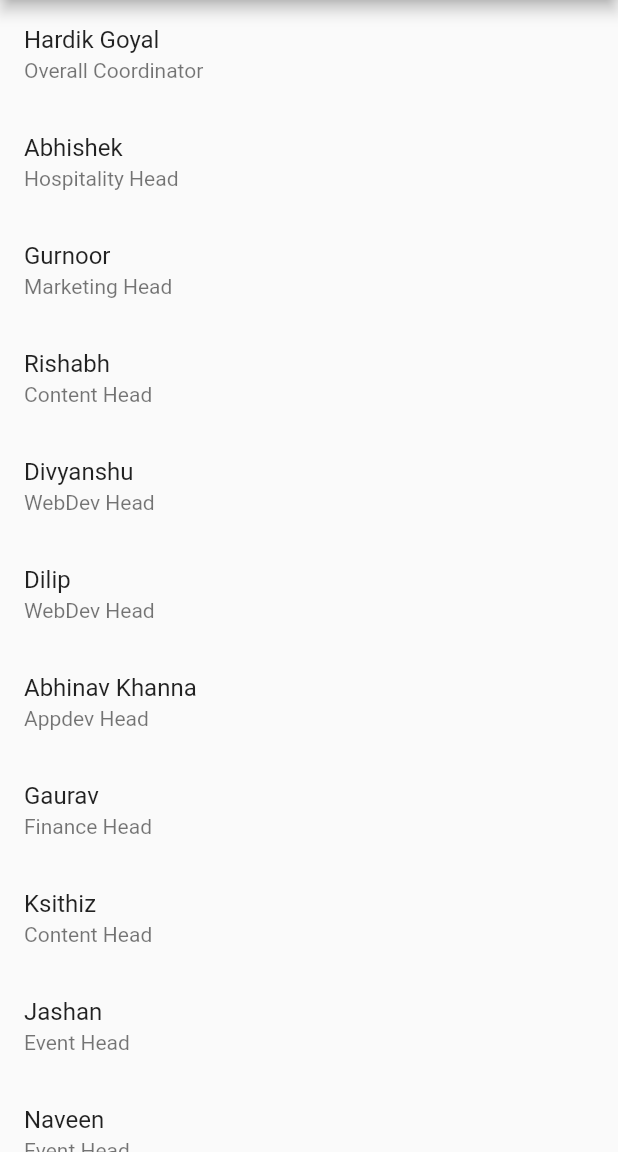
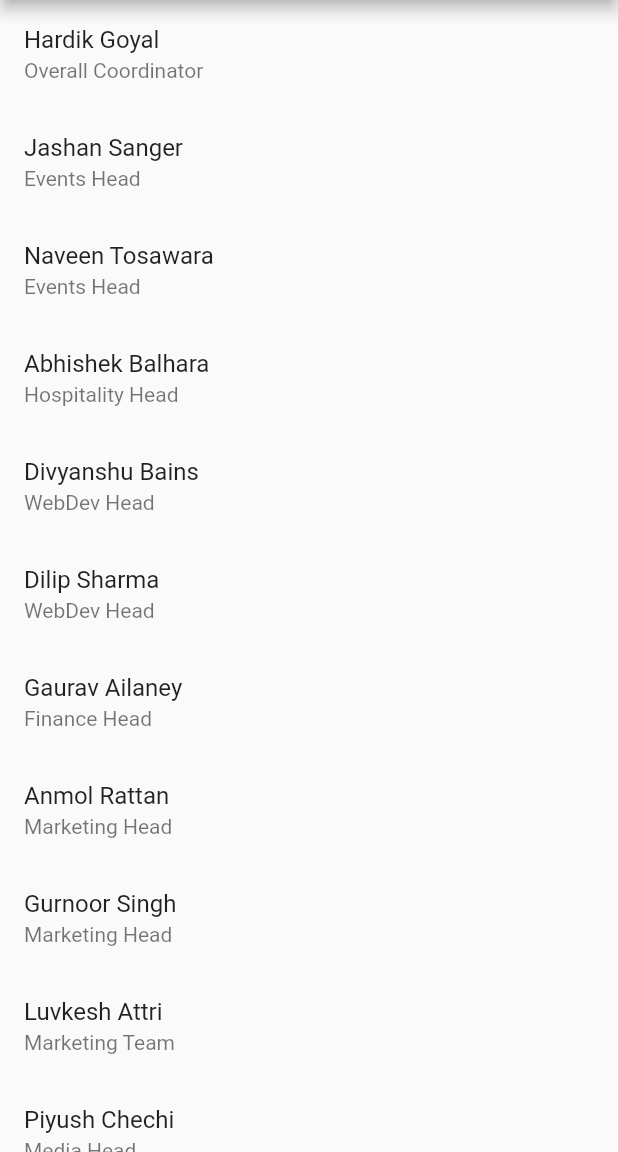
Before and after one commit to abhinav-khanna/zeitgeist-2019, a Flutter app: the CoreTeam screen opened directly, on a phone screen of 412 x 824 dp, the part 84-1236 px from its top. Run offline on Flutter 3.47's test engine with Material 2 defaults, Android fonts, the phone set to English and light mode, and no system bars; our stand-ins replace date_format; network calls fail.

Commit message:
Fix card loading and Add more team members

```diff
--- a/lib/Team.dart
+++ b/lib/Team.dart
@@ -24,69 +24,100 @@ class CoreTeam extends StatelessWidget{
                 ),
 
                 ListTile(
-                  title: Text("Abhishek"),
+                  title: Text("Jashan Sanger"),
+                  subtitle: Text("Events Head"),
+                ),
+
+                ListTile(
+                  title: Text("Naveen Tosawara"),
+                  subtitle: Text("Events Head"),
+                ),
+
+                ListTile(
+                  title: Text("Abhishek Balhara"),
                   subtitle: Text("Hospitality Head"),
                 ),
 
                 ListTile(
-                  title: Text("Gurnoor"),
+                  title: Text("Divyanshu Bains"),
+                  subtitle: Text("WebDev Head"),
+                ),
+
+                ListTile(
+                  title: Text("Dilip Sharma"),
+                  subtitle: Text("WebDev Head"),
+                ),
+
+                ListTile(
+                  title: Text("Gaurav Ailaney"),
+                  subtitle: Text("Finance Head"),
+                ),
+
+                ListTile(
+                  title: Text("Anmol Rattan"),
                   subtitle: Text("Marketing Head"),
                 ),
 
                 ListTile(
-                  title: Text("Rishabh"),
+                  title: Text("Gurnoor Singh"),
+                  subtitle: Text("Marketing Head"),
+                ),
+
+                ListTile(
+                  title: Text("Luvkesh Attri"),
+                  subtitle: Text("Marketing Team"),
+                ),
+
+                ListTile(
+                  title: Text("Piyush Chechi"),
+                  subtitle: Text("Media Head"),
+                ),
+
+                ListTile(
+                  title: Text("Sunil Meena"),
+                  subtitle: Text("Publicity Head"),
+                ),
+
+                ListTile(
+                  title: Text("Rishabh Mudgal"),
                   subtitle: Text("Content Head"),
                 ),
 
                 ListTile(
-                  title: Text("Divyanshu"),
-                  subtitle: Text("WebDev Head"),
-                ),
-
-                ListTile(
-                  title: Text("Dilip"),
-                  subtitle: Text("WebDev Head"),
+                  title: Text("Kshitiz Sharma"),
+                  subtitle: Text("Content Head"),
                 ),
 
                 ListTile(
                   title: Text("Abhinav Khanna"),
-                  subtitle: Text("Appdev Head"),
+                  subtitle: Text("AppDev Head"),
                 ),
 
                 ListTile(
-                  title: Text("Gaurav"),
-                  subtitle: Text("Finance Head"),
-                ),
-
-                ListTile(
-                  title: Text("Ksithiz"),
-                  subtitle: Text("Content Head"),
-                ),
-
-                ListTile(
-                  title: Text("Jashan"),
-                  subtitle: Text("Event Head"),
-                ),
-
-                ListTile(
-                  title: Text("Naveen"),
-                  subtitle: Text("Event Head"),
-                ),
-
-                ListTile(
-                  title: Text("Lukesh"),
+                  title: Text("Yashvardhan Singh Solanki"),
                   subtitle: Text("Marketing Head"),
                 ),
 
                 ListTile(
-                  title: Text("Piyush"),
+                  title: Text("Harshit Malik"),
                   subtitle: Text("Publicity Head"),
                 ),
 
                 ListTile(
-                  title: Text("Sunil"),
-                  subtitle: Text("PR Head"),
+                  title: Text("Ashish Swami"),
+                  subtitle: Text("Security Head"),
                 ),
+
+                ListTile(
+                  title: Text("Mehul Kapadia"),
+                  subtitle: Text("Security Head"),
+                ),
+
+                ListTile(
+                  title: Text("Mayank Raj"),
+                  subtitle: Text("Decoration Head"),
+                ),
+
 
               ],
             );
--- a/lib/main.dart
+++ b/lib/main.dart
@@ -198,8 +198,12 @@ class _HomePageState extends State<HomePage> {
     });
     try {
       var jsonData = json.decode(data.body);
+      jsonData.sort((a,b){
+        return a['start_date_time'].toString().compareTo(b['start_date_time'].toString());
+      });
       return jsonData;
     } catch (err) {
+      print(err);
       return 'retry';
     }
   }
--- a/pubspec.yaml
+++ b/pubspec.yaml
@@ -11,7 +11,7 @@ description: A new Flutter application.
 # In iOS, build-name is used as CFBundleShortVersionString while build-number used as CFBundleVersion.
 # Read more about iOS versioning at
 # https://developer.apple.com/library/archive/documentation/General/Reference/InfoPlistKeyReference/Articles/CoreFoundationKeys.html
-version: 1.1.0+2
+version: 1.2.0+3
 
 environment:
   sdk: ">=2.1.0 <3.0.0"
```
Also changed, not shown: lib/Detail.dart (+20 -25 lines), lib/bottom_nav.dart (+140 -197 lines).
